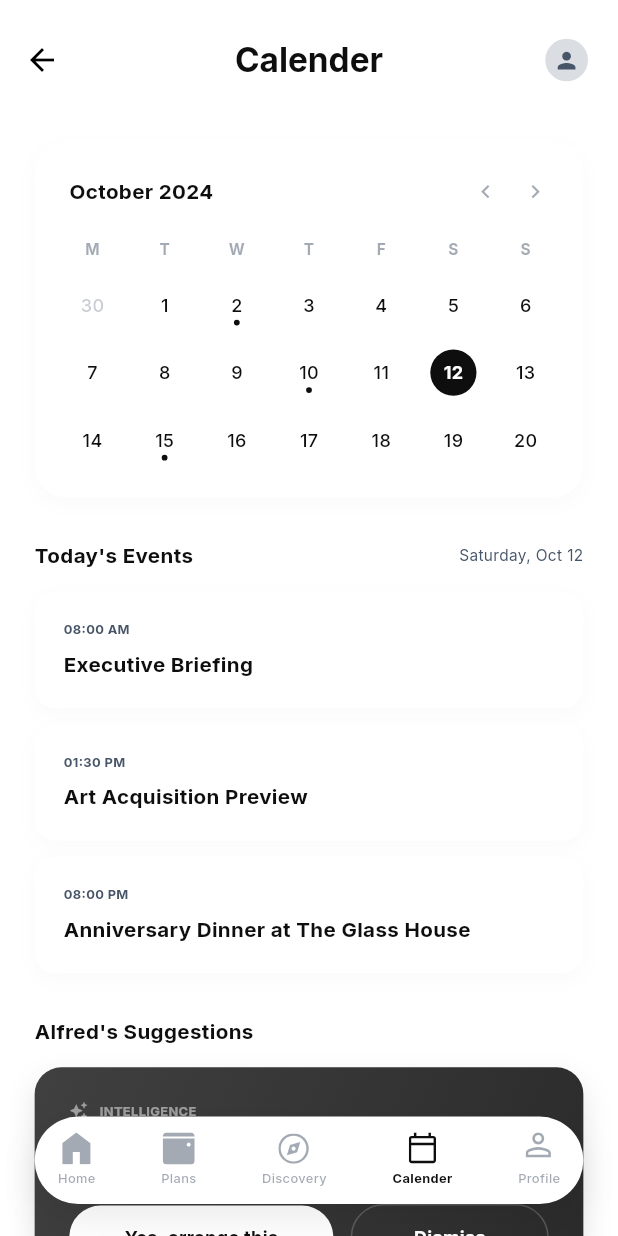
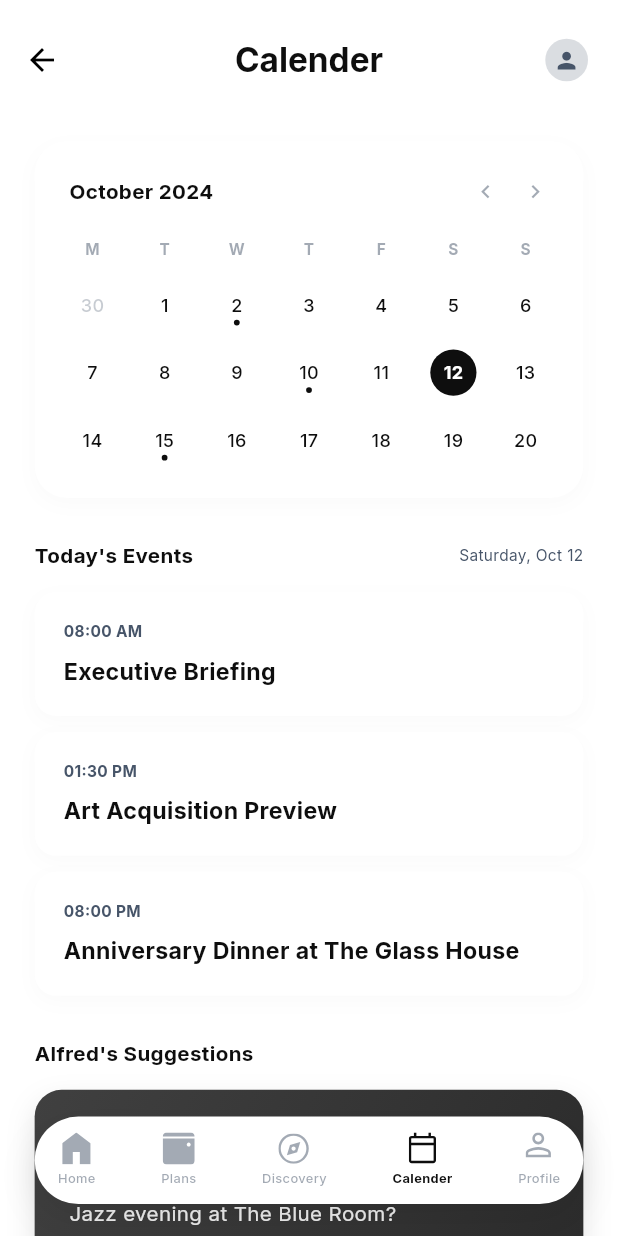
Before and after one commit to codeMAHDI/ALFRED-AI-CHATBOT, a Flutter app: the CalendarScreen screen opened by its route, on a phone screen of 412 x 824 dp. Run offline on Flutter 3.47's test engine with Material 3 defaults, Android fonts, the phone set to English and light mode, and no system bars; our stand-ins replace cached_network_image, flutter_screenutil, flutter_spinkit, flutter_svg, fluttertoast, get and 4 more; accounts and stored records are empty.

Commit message:
started optimizing code: completed(Plan screen)

```diff
--- a/App Developer/catellio25/lib/features/home/views/home_screen.dart
+++ b/App Developer/catellio25/lib/features/home/views/home_screen.dart
@@ -6,10 +6,10 @@ import '../../../../core/theme/app_colors.dart';
 import '../../../../utils/app_icons/app_icons.dart';
 import '../../../../utils/app_strings/app_strings.dart';
 import '../../../../global_widgets/custom_text/custom_text.dart';
+import '../../plans/views/calendar_screen.dart';
 import '../view_models/main_layout_controller.dart';
 import '../widgets/home_tab.dart';
 import '../../plans/views/plans_screen.dart';
-import '../../calendar/views/calendar_screen.dart';
 import '../../discovery/views/discovery_screen.dart';
 import '../../profile/views/profile_screen.dart';
 import '../../../../core/app_routes/app_routes.dart';
--- a/App Developer/catellio25/lib/features/plans/view_models/plans_controller.dart
+++ b/App Developer/catellio25/lib/features/plans/view_models/plans_controller.dart
@@ -1,5 +1,4 @@
 import 'package:get/get.dart';
 
 class PlansController extends GetxController {
-  // Common state for plans, plan details, and calendar can go here
 }
--- a/App Developer/catellio25/lib/features/plans/views/calendar_screen.dart
+++ b/App Developer/catellio25/lib/features/plans/views/calendar_screen.dart
@@ -22,7 +22,7 @@ class CalendarScreen extends GetView<PlansController> {
       backgroundColor: AppColors.background,
       appBar: CustomRoyelAppbar(
         titleName: AppStrings.calender,
-        leftIcon: isStandalone, // Only show back button if standalone
+        leftIcon: isStandalone,
         titleColor: AppColors.black,
         actionWidget: CircleAvatar(
           radius: 16.r,
@@ -278,14 +278,14 @@ class CalendarScreen extends GetView<PlansController> {
         children: [
           CustomText(
             text: time,
-            fontSize: 10.sp,
+            fontSize: 12.sp,
             fontWeight: FontWeight.bold,
             color: AppColors.greyShade,
           ),
           SizedBox(height: 8.h),
           CustomText(
             text: title,
-            fontSize: 16.sp,
+            fontSize: 18.sp,
             fontWeight: FontWeight.bold,
             color: AppColors.black,
           ),
@@ -325,7 +325,7 @@ class CalendarScreen extends GetView<PlansController> {
               SizedBox(width: 8.w),
               CustomText(
                 text: "INTELLIGENCE",
-                fontSize: 10.sp,
+                fontSize: 12.sp,
                 fontWeight: FontWeight.bold,
                 color: AppColors.white.withOpacity(0.5),
               ),
@@ -335,6 +335,7 @@ class CalendarScreen extends GetView<PlansController> {
           CustomText(
             text: "Friday night is open. Would you like a curated Jazz evening at The Blue Room?",
             fontSize: 16.sp,
+            maxLines: 10,
             color: AppColors.white.withOpacity(0.9),
           ),
           SizedBox(height: 24.h),
```
Also changed, not shown: App Developer/catellio25/lib/features/plans/views/plan_details_screen.dart (+12 -10 lines), App Developer/catellio25/lib/features/plans/views/plans_screen.dart (+5 -5 lines).
